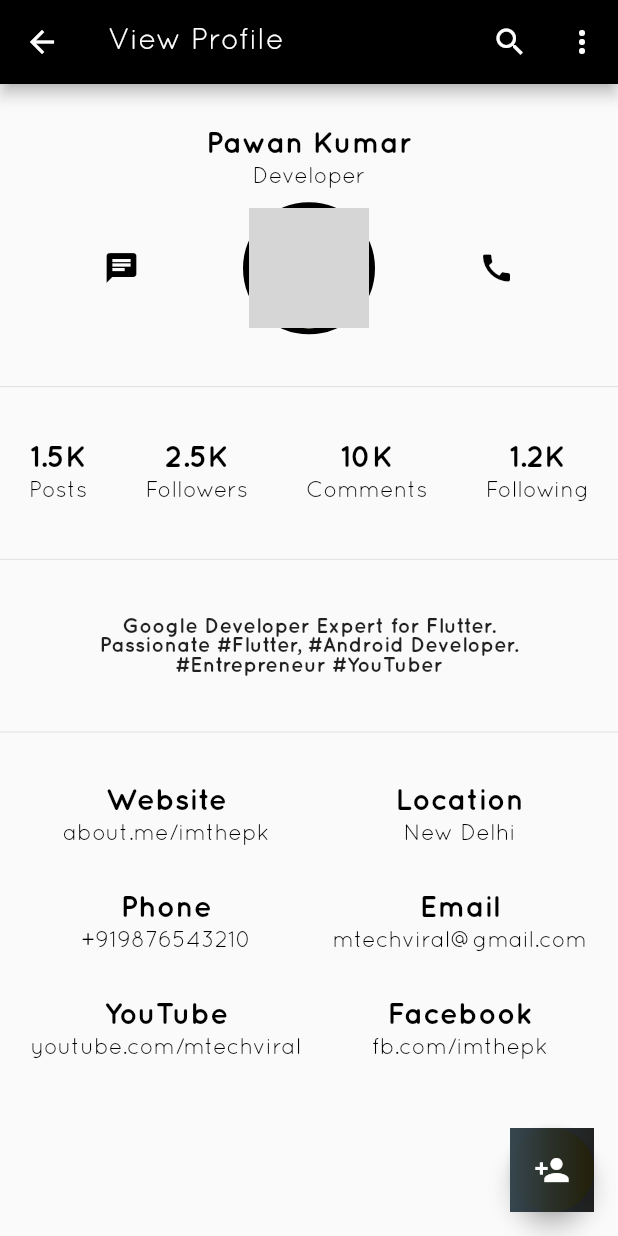
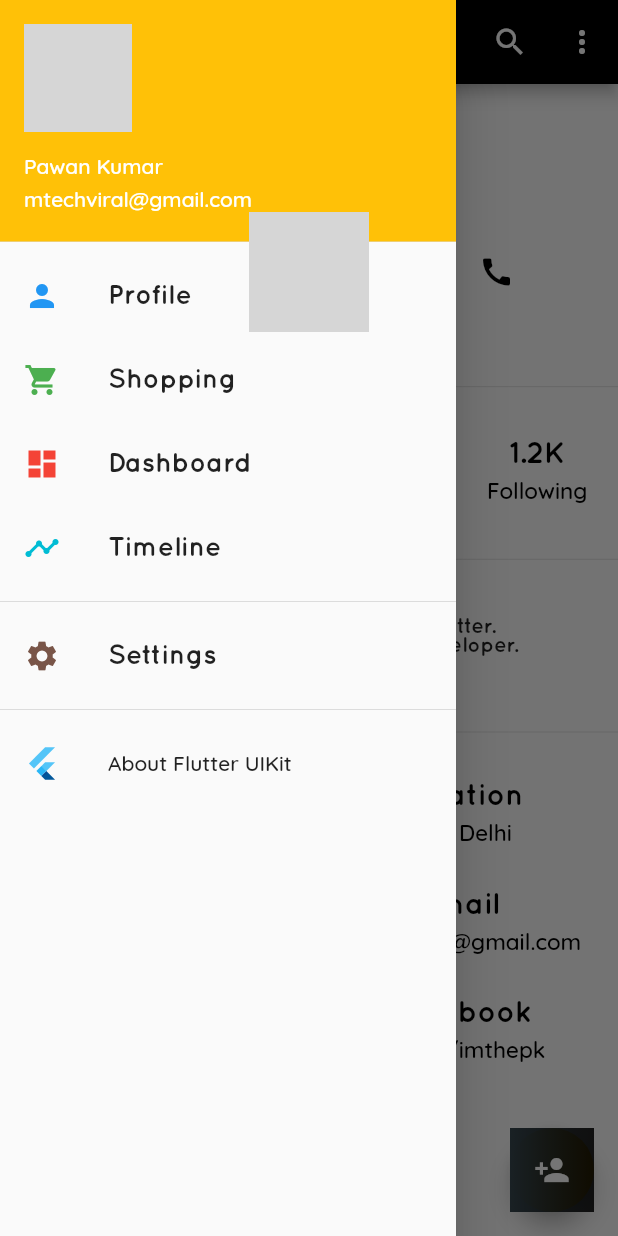
Before and after one commit to briltec/flutter_UI_Kit, a Flutter app: the ProfileOnePage screen opened by its route, with the side drawer open (before the commit the screen has no drawer), on a phone screen of 412 x 824 dp. Run offline on Flutter 3.47's test engine with Material 2 defaults, Android fonts, the phone set to English and light mode, and no system bars; our stand-ins replace flutter_masked_text, font_awesome_flutter, rxdart; network calls fail; grey boxes are pictures that could not be loaded.

Commit message:
drawer done

```diff
--- a/lib/myapp.dart
+++ b/lib/myapp.dart
@@ -17,13 +17,14 @@ import 'package:flutter_uikit/utils/uidata.dart';
 
 class MyApp extends StatelessWidget {
   final materialApp = MaterialApp(
+    title: UIData.appName,
     theme: ThemeData(
         primaryColor: Colors.black,
         fontFamily: UIData.quickFont,
-        primarySwatch: Colors.yellow),
+        primarySwatch: Colors.amber),
     debugShowCheckedModeBanner: false,
     showPerformanceOverlay: false,
-    home: HomePage(),
+    home: TimelineTwoPage(),
     // initialRoute: UIData.notFoundRoute,
 
     //routes
--- a/lib/ui/page/profile/profile_one_page.dart
+++ b/lib/ui/page/profile/profile_one_page.dart
@@ -159,7 +159,7 @@ class ProfileOnePage extends StatelessWidget {
         appTitle: "View Profile",
         bodyData: bodyData(),
         showFAB: true,
-        showDrawer: false,
+        showDrawer: true,
         floatingIcon: Icons.person_add,
       );
 
--- /dev/null
+++ b/lib/ui/widgets/common_drawer.dart
@@ -0,0 +1,101 @@
+import 'package:flutter/material.dart';
+import 'package:flutter_uikit/utils/uidata.dart';
+
+class CommonDrawer extends StatelessWidget {
+  @override
+  Widget build(BuildContext context) {
+    return Drawer(
+      child: ListView(
+        padding: EdgeInsets.zero,
+        children: <Widget>[
+          UserAccountsDrawerHeader(
+            accountName: Text(
+              "Pawan Kumar",
+            ),
+            accountEmail: Text(
+              "mtechviral@gmail.com",
+            ),
+            currentAccountPicture: new CircleAvatar(
+              backgroundImage: new NetworkImage(
+                  "https://avatars0.githubusercontent.com/u/12619420?s=460&v=4"),
+            ),
+          ),
+          new ListTile(
+            title: Text(
+              "Profile",
+              style: TextStyle(fontWeight: FontWeight.w700, fontSize: 18.0),
+            ),
+            leading: Icon(
+              Icons.person,
+              color: Colors.blue,
+            ),
+          ),
+          new ListTile(
+            title: Text(
+              "Shopping",
+              style: TextStyle(fontWeight: FontWeight.w700, fontSize: 18.0),
+            ),
+            leading: Icon(
+              Icons.shopping_cart,
+              color: Colors.green,
+            ),
+          ),
+          new ListTile(
+            title: Text(
+              "Dashboard",
+              style: TextStyle(fontWeight: FontWeight.w700, fontSize: 18.0),
+            ),
+            leading: Icon(
+              Icons.dashboard,
+              color: Colors.red,
+            ),
+          ),
+          new ListTile(
+            title: Text(
+              "Timeline",
+              style: TextStyle(fontWeight: FontWeight.w700, fontSize: 18.0),
+            ),
+            leading: Icon(
+              Icons.timeline,
+              color: Colors.cyan,
+            ),
+          ),
+          Divider(),
+          new ListTile(
+            title: Text(
+              "Settings",
+              style: TextStyle(fontWeight: FontWeight.w700, fontSize: 18.0),
+            ),
+            leading: Icon(
+              Icons.settings,
+              color: Colors.brown,
+            ),
+          ),
+          Divider(),
+          AboutListTile(
+            applicationIcon: FlutterLogo(
+              colors: Colors.yellow,
+            ),
+            icon: FlutterLogo(
+              colors: Colors.yellow,
+            ),
+            aboutBoxChildren: <Widget>[
+              SizedBox(
+                height: 10.0,
+              ),
+              Text(
+                "Developed By Pawan Kumar",
+              ),
+              Text(
+                "MTechViral",
+              ),
+            ],
+            applicationName: UIData.appName,
+            applicationVersion: "1.0.0",
+            applicationLegalese: "Apache License 2.0",
+          ),
+        ],
+      ),
+    );
+  }
+}
--- a/lib/ui/widgets/common_scaffold.dart
+++ b/lib/ui/widgets/common_scaffold.dart
@@ -1,4 +1,5 @@
 import 'package:flutter/material.dart';
+import 'package:flutter_uikit/ui/widgets/common_drawer.dart';
 import 'package:flutter_uikit/ui/widgets/custom_float.dart';
 import 'package:flutter_uikit/utils/uidata.dart';
 
@@ -100,7 +101,7 @@ class CommonScaffold extends StatelessWidget {
           )
         ],
       ),
-      drawer: showDrawer ? Drawer() : null,
+      drawer: showDrawer ? CommonDrawer() : null,
       body: bodyData,
       floatingActionButton: showFAB
           ? CustomFloat(
--- a/pubspec.yaml
+++ b/pubspec.yaml
@@ -58,11 +58,11 @@ flutter:
   fonts:
     - family: Quicksand
       fonts:
-        - asset: assets/fonts/Quicksand_Book.otf
+        - asset: assets/fonts/Quicksand-Medium.ttf
           style: normal
         - asset: assets/fonts/Quicksand_Bold.otf
           weight: 700
-        - asset: assets/fonts/Quicksand_Light.otf
+
 
     - family: Raleway
       fonts:
```
Also changed, not shown: assets/fonts/Quicksand-Medium.ttf (added).
